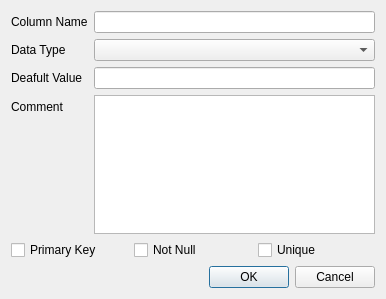
Before: the Qt Designer form src/ui/columndialog.ui in apavelm/qsqldesigner, drawn with Qt 5.
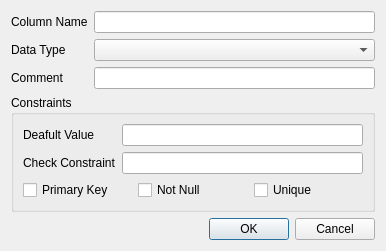
After: the same form once the commit is applied.

Diff of the .ui file:
```diff
--- a/src/ui/columndialog.ui
+++ b/src/ui/columndialog.ui
@@ -7,17 +7,17 @@
     <x>0</x>
     <y>0</y>
     <width>386</width>
-    <height>299</height>
+    <height>242</height>
    </rect>
   </property>
   <property name="windowTitle">
    <string>Add Column</string>
   </property>
-  <layout class="QGridLayout" name="gridLayout">
+  <layout class="QGridLayout" name="gridLayout_2">
    <item row="0" column="0">
-    <layout class="QVBoxLayout" name="verticalLayout">
+    <layout class="QVBoxLayout" name="verticalLayout_2">
      <item>
-      <layout class="QFormLayout" name="formLayout">
+      <layout class="QFormLayout" name="formLayout_2">
        <item row="0" column="0">
         <widget class="QLabel" name="lblName">
          <property name="text">
@@ -45,30 +45,51 @@
          </property>
         </widget>
        </item>
-       <item row="3" column="0">
+       <item row="2" column="0">
         <widget class="QLabel" name="lblComment">
          <property name="text">
           <string>Comment</string>
          </property>
         </widget>
        </item>
-       <item row="3" column="1">
-        <widget class="QPlainTextEdit" name="txtComment">
-         <property name="plainText">
-          <string notr="true"/>
-         </property>
-        </widget>
+       <item row="2" column="1">
+        <widget class="QLineEdit" name="edtComment"/>
        </item>
-       <item row="2" column="0">
+      </layout>
+     </item>
+     <item>
+      <widget class="QGroupBox" name="grpConstraints">
+       <property name="title">
+        <string>Constraints</string>
+       </property>
+       <property name="flat">
+        <bool>false</bool>
+       </property>
+       <layout class="QGridLayout" name="gridLayout">
+        <item row="0" column="0">
+         <layout class="QVBoxLayout" name="verticalLayout">
+          <item>
+           <layout class="QFormLayout" name="formLayout">
+            <item row="0" column="0">
         <widget class="QLabel" name="lblDefault">
          <property name="text">
           <string>Deafult Value</string>
          </property>
         </widget>
        </item>
-       <item row="2" column="1">
+            <item row="0" column="1">
         <widget class="QLineEdit" name="edtDefault"/>
        </item>
+            <item row="1" column="0">
+             <widget class="QLabel" name="lblCheck">
+              <property name="text">
+               <string>Check Constraint</string>
+              </property>
+             </widget>
+            </item>
+            <item row="1" column="1">
+             <widget class="QLineEdit" name="edtCheck"/>
+            </item>
       </layout>
      </item>
      <item>
@@ -95,6 +116,11 @@
         </widget>
        </item>
       </layout>
+          </item>
+         </layout>
+        </item>
+       </layout>
+      </widget>
      </item>
      <item>
       <widget class="QDialogButtonBox" name="buttonBox">
```
Lines whose indentation alone changed are shown as unchanged.
